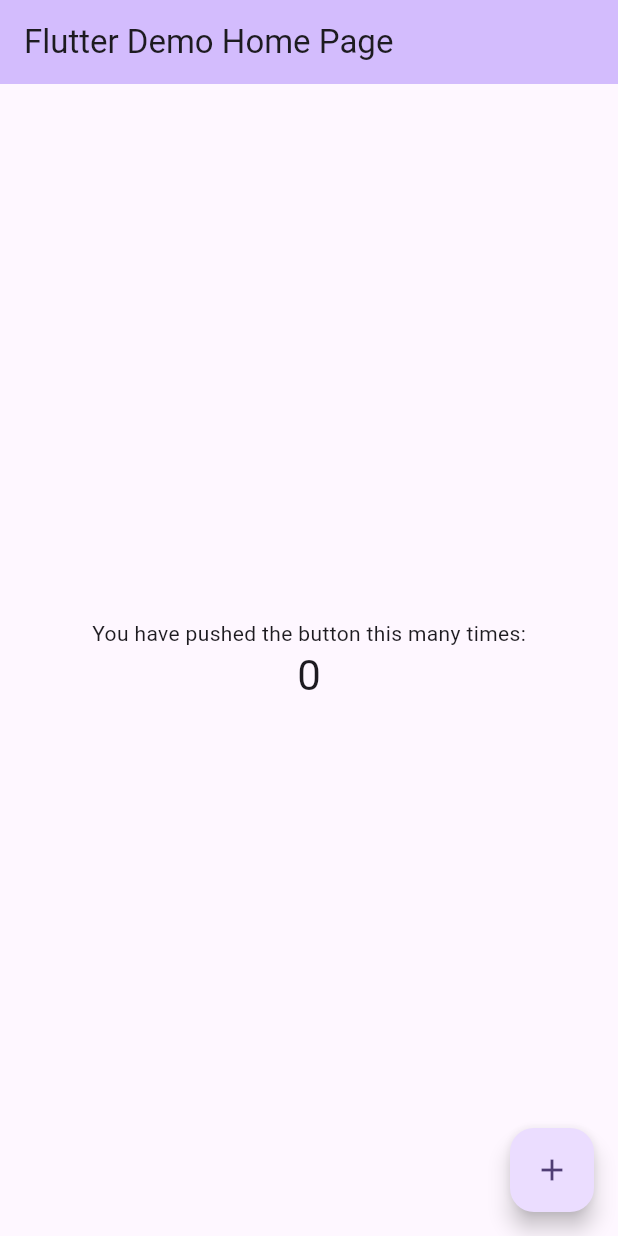
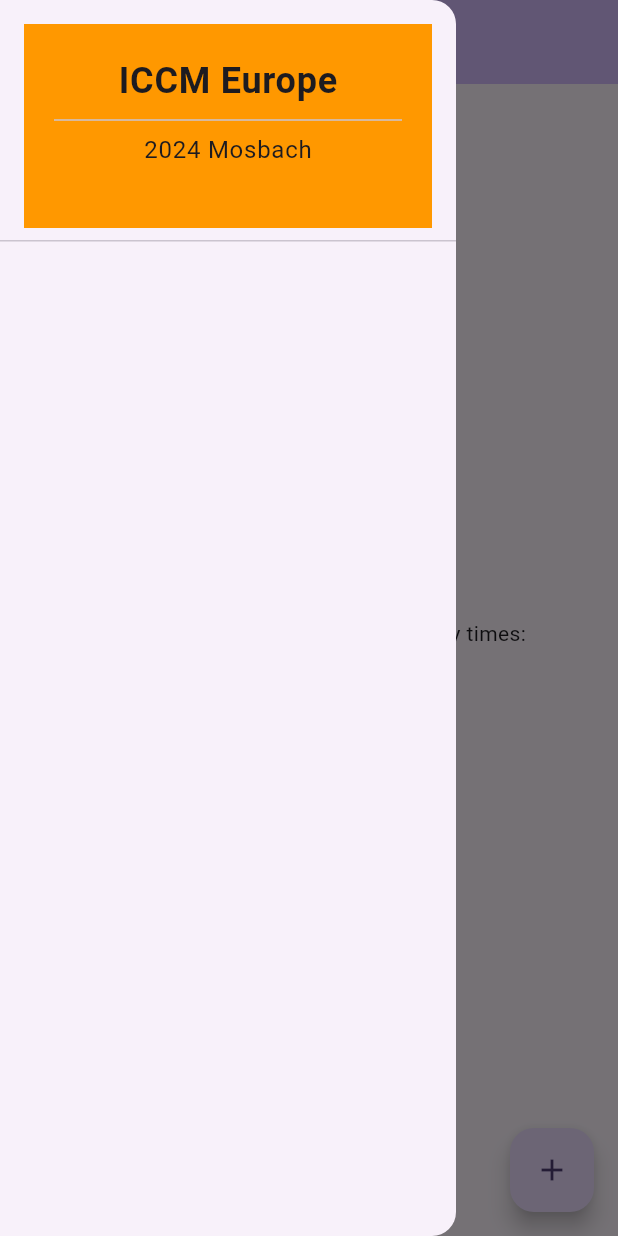
Before and after one commit to holybiber/flutter_intro, a Flutter app: the screen it shows after launch, with the side drawer open (before the commit the screen has no drawer), on a phone screen of 412 x 824 dp. Run offline on Flutter 3.47's test engine with Material 3 defaults, Android fonts, the phone set to English and light mode, and no system bars.

Commit message:
Add some widgets

```diff
--- a/lib/main.dart
+++ b/lib/main.dart
@@ -16,7 +16,7 @@ class MyApp extends StatelessWidget {
         colorScheme: ColorScheme.fromSeed(seedColor: Colors.deepPurple),
         useMaterial3: true,
       ),
-      home: const MyHomePage(title: 'Flutter Demo Home Page'),
+      home: const MyHomePage(title: 'Flutter Intro'),
     );
   }
 }
@@ -46,6 +46,30 @@ class _MyHomePageState extends State<MyHomePage> {
         backgroundColor: Theme.of(context).colorScheme.inversePrimary,
         title: Text(widget.title),
       ),
+      drawer: Drawer(
+        child: ListView(children: [
+          DrawerHeader(
+            child: Center(
+              child: Container(
+                padding: EdgeInsets.all(20),
+                color: Colors.orange,
+                child: Column(
+                  children: [
+                    Text(
+                      'ICCM Europe',
+                      style:
+                          TextStyle(fontSize: 24, fontWeight: FontWeight.bold),
+                    ),
+                    Divider(),
+                    Text('2024 Mosbach'),
+//                    Text('Thursday')
+                  ],
+                ),
+              ),
+            ),
+          )
+        ]),
+      ),
       body: Center(
         child: Column(
           mainAxisAlignment: MainAxisAlignment.center,
```
Also changed, not shown: 1 other file.
